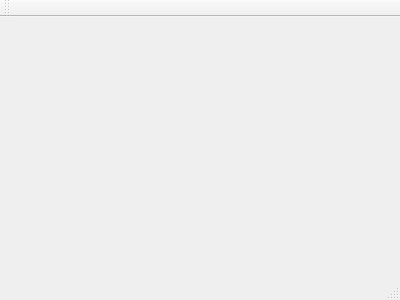
Qt form gittest/mainwindow.ui (kkkyuya/gittest) before a commit.
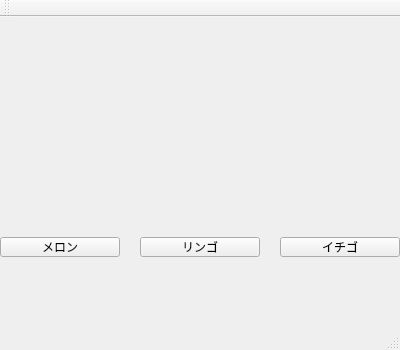
The same form after that commit.

Commit message: ボタンの追加

```diff
--- a/gittest/mainwindow.ui
+++ b/gittest/mainwindow.ui
@@ -1,24 +1,79 @@
 <ui version="4.0">
  <class>MainWindow</class>
- <widget class="QMainWindow" name="MainWindow" >
-  <property name="geometry" >
+ <widget class="QMainWindow" name="MainWindow">
+  <property name="geometry">
    <rect>
     <x>0</x>
     <y>0</y>
     <width>400</width>
-    <height>300</height>
+    <height>350</height>
    </rect>
   </property>
   <property name="windowTitle" >
    <string>MainWindow</string>
   </property>
-  <widget class="QMenuBar" name="menuBar" />
-  <widget class="QToolBar" name="mainToolBar" />
-  <widget class="QWidget" name="centralWidget" />
-  <widget class="QStatusBar" name="statusBar" />
+  <widget class="QWidget" name="centralWidget">
+   <widget class="QPushButton" name="pushButton">
+    <property name="geometry">
+     <rect>
+      <x>0</x>
+      <y>220</y>
+      <width>120</width>
+      <height>20</height>
+     </rect>
+    </property>
+    <property name="text">
+     <string>メロン</string>
+    </property>
+   </widget>
+   <widget class="QPushButton" name="pushButton_2">
+    <property name="geometry">
+     <rect>
+      <x>140</x>
+      <y>220</y>
+      <width>120</width>
+      <height>20</height>
+     </rect>
+    </property>
+    <property name="text">
+     <string>リンゴ</string>
+    </property>
+   </widget>
+   <widget class="QPushButton" name="pushButton_3">
+    <property name="geometry">
+     <rect>
+      <x>280</x>
+      <y>220</y>
+      <width>120</width>
+      <height>20</height>
+     </rect>
+    </property>
+    <property name="text">
+     <string>イチゴ</string>
+    </property>
+   </widget>
+  </widget>
+  <widget class="QMenuBar" name="menuBar">
+   <property name="geometry">
+    <rect>
+     <x>0</x>
+     <y>0</y>
+     <width>400</width>
+     <height>26</height>
+    </rect>
+   </property>
+  </widget>
+  <widget class="QToolBar" name="mainToolBar">
+   <attribute name="toolBarArea">
+    <enum>TopToolBarArea</enum>
+   </attribute>
+   <attribute name="toolBarBreak">
+    <bool>false</bool>
+   </attribute>
+  </widget>
+  <widget class="QStatusBar" name="statusBar"/>
  </widget>
- <layoutDefault spacing="6" margin="11" />
- <pixmapfunction></pixmapfunction>
+ <layoutdefault spacing="6" margin="11"/>
  <resources/>
  <connections/>
 </ui>
```
Left out of the diff: 3 changed lines with no effect on the pictures.
